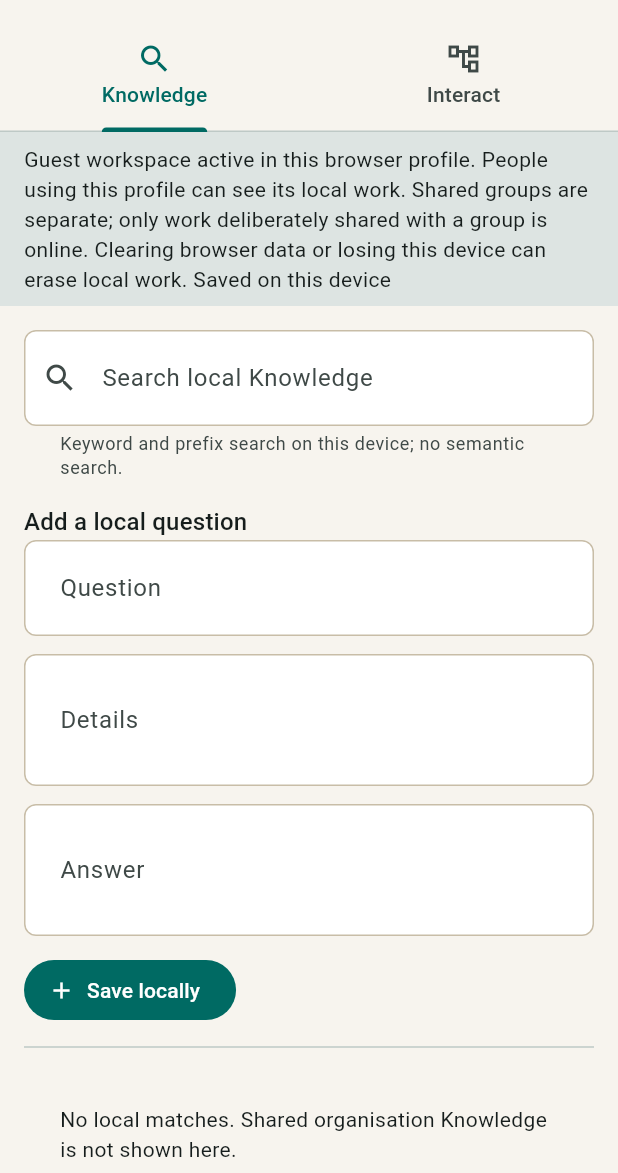
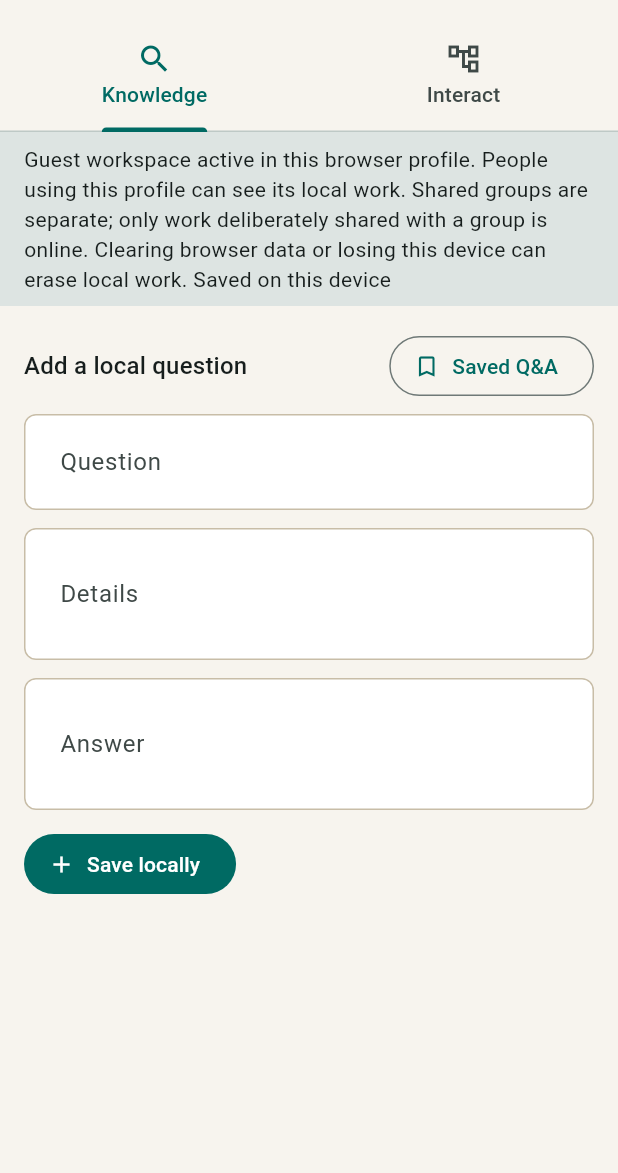
Before and after one commit to ManuelKismet/interaction-qa-flow, a Flutter app: the screen it shows after launch, on a phone screen of 412 x 824 dp, the part 63-1236 px from its top. Run offline on Flutter 3.47's test engine with Material 3 defaults, Android fonts, the phone set to English and light mode, and no system bars; our stand-ins replace cross_file, dio, firebase_auth, firebase_core, flutter_riverpod, go_router and 3 more; missing offline and left inert: dart:js_interop, firebase_app_check; accounts and stored records are empty; Roboto replaces fonts that are missing (Georgia).

Commit message:
Add dedicated local Saved Q&A view
Co-authored-by: ManuelKismet <32266457+ManuelKismet@users.noreply.github.com>

```diff
--- a/apps/flutter_app/lib/features/guest/presentation/guest_workspace_page.dart
+++ b/apps/flutter_app/lib/features/guest/presentation/guest_workspace_page.dart
@@ -1128,6 +1128,7 @@ class _GuestKnowledgeTabState extends State<_GuestKnowledgeTab> {
   final _title = TextEditingController();
   final _body = TextEditingController();
   final _answer = TextEditingController();
+  bool _showSavedQuestions = false;
 
   @override
   void dispose() {
@@ -1204,6 +1205,7 @@ class _GuestKnowledgeTabState extends State<_GuestKnowledgeTab> {
     final matches = widget.items
         .where((item) => matchesGuestKeywordOrPrefix(query, item))
         .toList();
+    if (_showSavedQuestions) {
       return Align(
         alignment: Alignment.topCenter,
         child: ConstrainedBox(
@@ -1211,10 +1213,20 @@ class _GuestKnowledgeTabState extends State<_GuestKnowledgeTab> {
           child: ListView(
             padding: const EdgeInsets.all(16),
             children: [
+              Align(
+                alignment: Alignment.centerLeft,
+                child: TextButton.icon(
+                  onPressed: () => setState(() => _showSavedQuestions = false),
+                  icon: const Icon(Icons.arrow_back),
+                  label: const Text('Back to add a local question'),
+                ),
+              ),
+              Text('Saved Q&A', style: Theme.of(context).textTheme.titleLarge),
+              const SizedBox(height: 12),
               TextField(
                 controller: _query,
                 decoration: const InputDecoration(
-                labelText: 'Search local Knowledge',
+                  labelText: 'Search saved Q&A',
                   helperText:
                       'Keyword and prefix search on this device; no semantic search.',
                   helperMaxLines: 3,
@@ -1223,43 +1235,13 @@ class _GuestKnowledgeTabState extends State<_GuestKnowledgeTab> {
                 onChanged: (_) => setState(() {}),
               ),
               const SizedBox(height: 16),
-            Text(
-              'Add a local question',
-              style: Theme.of(context).textTheme.titleMedium,
-            ),
-            TextField(
-              controller: _title,
-              decoration: const InputDecoration(labelText: 'Question'),
-            ),
-            const SizedBox(height: 12),
-            TextField(
-              controller: _body,
-              minLines: 2,
-              maxLines: 4,
-              decoration: const InputDecoration(labelText: 'Details'),
-            ),
-            const SizedBox(height: 12),
-            TextField(
-              controller: _answer,
-              minLines: 2,
-              maxLines: 4,
-              decoration: const InputDecoration(labelText: 'Answer'),
-            ),
-            const SizedBox(height: 12),
-            Align(
-              alignment: Alignment.centerLeft,
-              child: FilledButton.icon(
-                onPressed: _create,
-                icon: const Icon(Icons.add),
-                label: const Text('Save locally'),
-              ),
-            ),
-            const Divider(height: 28),
               if (matches.isEmpty)
-              const Padding(
-                padding: EdgeInsets.all(24),
+                Padding(
+                  padding: const EdgeInsets.all(24),
                   child: Text(
-                  'No local matches. Shared organisation Knowledge is not shown here.',
+                    widget.items.isEmpty
+                        ? 'No saved Q&A yet. Add a local question to get started.'
+                        : 'No local matches. Shared organisation Knowledge is not shown here.',
                   ),
                 ),
               for (final item in matches)
@@ -1289,6 +1271,62 @@ class _GuestKnowledgeTabState extends State<_GuestKnowledgeTab> {
                         ),
                       ],
                     ),
+                  ),
+                ),
+            ],
+          ),
+        ),
+      );
+    }
+    return Align(
+      alignment: Alignment.topCenter,
+      child: ConstrainedBox(
+        constraints: const BoxConstraints(maxWidth: 840),
+        child: ListView(
+          padding: const EdgeInsets.all(16),
+          children: [
+            Row(
+              children: [
+                Expanded(
+                  child: Text(
+                    'Add a local question',
+                    style: Theme.of(context).textTheme.titleMedium,
+                  ),
+                ),
+                OutlinedButton.icon(
+                  onPressed: () =>
+                      setState(() => _showSavedQuestions = true),
+                  icon: const Icon(Icons.bookmark_outline),
+                  label: const Text('Saved Q&A'),
+                ),
+              ],
+            ),
+            const SizedBox(height: 8),
+            TextField(
+              controller: _title,
+              decoration: const InputDecoration(labelText: 'Question'),
+            ),
+            const SizedBox(height: 12),
+            TextField(
+              controller: _body,
+              minLines: 2,
+              maxLines: 4,
+              decoration: const InputDecoration(labelText: 'Details'),
+            ),
+            const SizedBox(height: 12),
+            TextField(
+              controller: _answer,
+              minLines: 2,
+              maxLines: 4,
+              decoration: const InputDecoration(labelText: 'Answer'),
+            ),
+            const SizedBox(height: 12),
+            Align(
+              alignment: Alignment.centerLeft,
+              child: FilledButton.icon(
+                onPressed: _create,
+                icon: const Icon(Icons.add),
+                label: const Text('Save locally'),
               ),
             ),
           ],
```
Also changed, not shown: 2 other files. Lines whose indentation alone changed are shown as unchanged.
